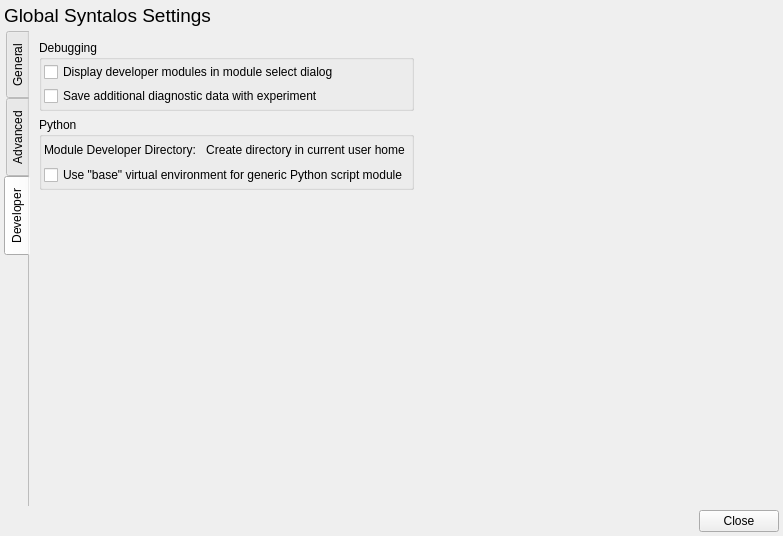
This is src/globalconfigdialog.ui in syntalos/syntalos as Qt 5 draws it before an edit. The edited form follows.
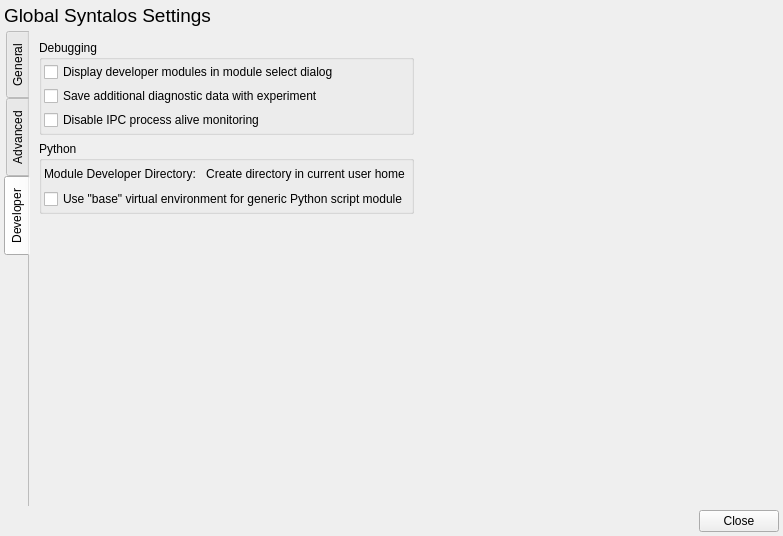
This is the edited form. The open tabs and pages were chosen to show the change. Icons and pictures are not drawn.

Commit message: Allow developers to disable IPC heartbeat monitoring for debugging purposes

Diff of the .ui file:
```diff
--- a/src/globalconfigdialog.ui
+++ b/src/globalconfigdialog.ui
@@ -397,6 +397,16 @@
                </property>
               </widget>
              </item>
+             <item>
+              <widget class="QCheckBox" name="cbRoudiMonitoringDisabled">
+               <property name="toolTip">
+                <string>The IPC communication daemon monitors all processes for being alive and kills unresponsive tasks. For debugging, it can sometimes be useful to disable monitoring.</string>
+               </property>
+               <property name="text">
+                <string>Disable IPC process alive monitoring</string>
+               </property>
+              </widget>
+             </item>
             </layout>
            </widget>
           </item>
```
Left out of the diff: 11 changed lines with no effect on the pictures. The commit also changes 7 other files.
